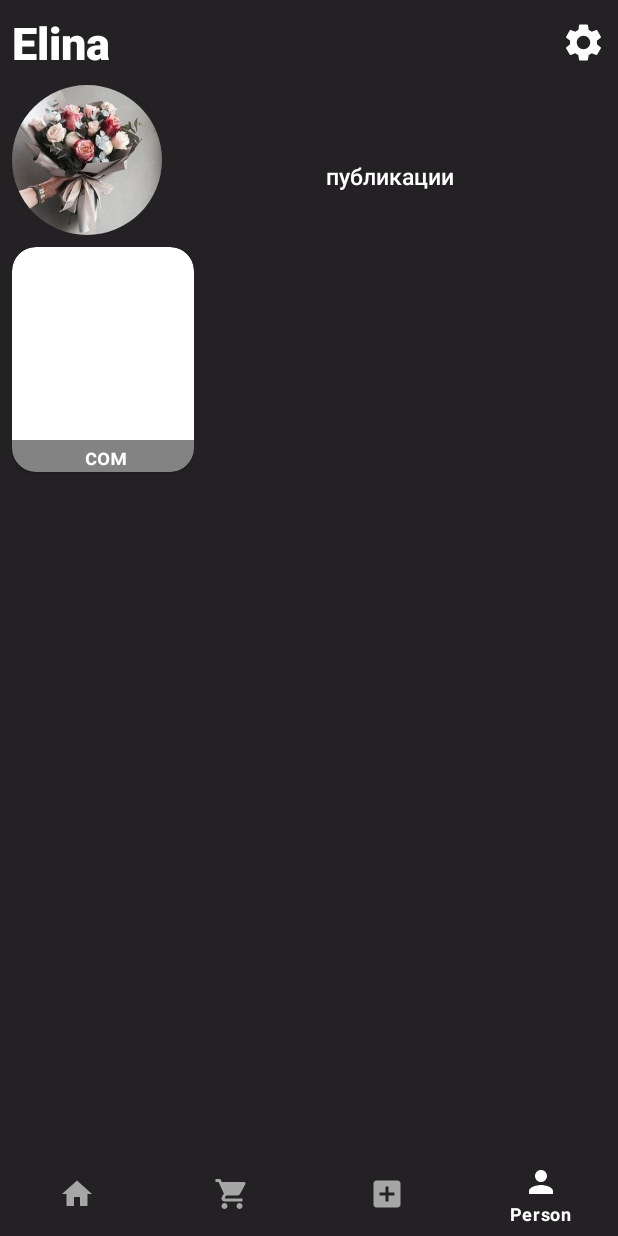
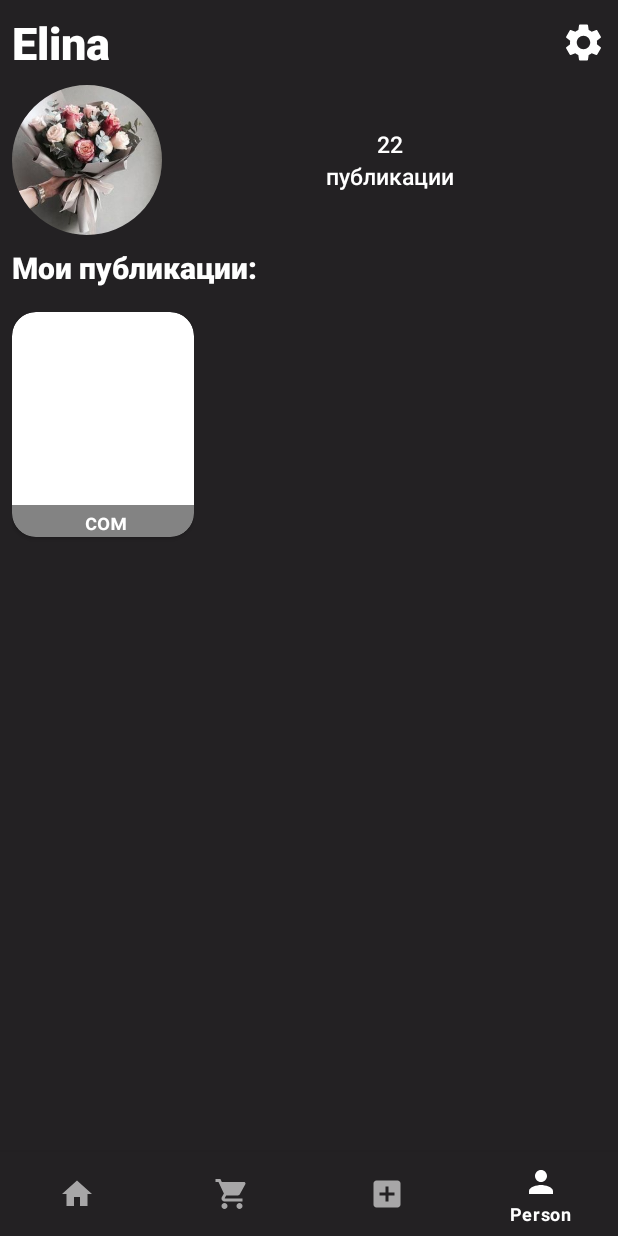
Before and after one commit to EllinaDev/ArtFlowers, an Android app: the SearchFragment screen opened through its navigation route, item 4 of the bottom bar chosen, on a phone screen of 412 x 824 dp. Run offline under Robolectric (Android 15) with nearby library versions, the phone set to English and light mode, and no system bars; our stand-ins replace Dagger/Hilt's generated code, Room's generated code, navigation-ui; pictures from the network do not load; 7 statements that could not run were skipped.

Commit message:
fix item flower account

```diff
--- a/app/src/main/res/layout/fragment_person.xml
+++ b/app/src/main/res/layout/fragment_person.xml
@@ -17,7 +17,7 @@
         android:textStyle="bold"
         app:layout_constraintStart_toStartOf="parent"
         app:layout_constraintTop_toTopOf="parent"
-        app:layout_constraintBottom_toTopOf="@id/linear"/>
+        app:layout_constraintBottom_toTopOf="@id/cons"/>
 
     <ImageView
         android:id="@+id/iv_settings"
@@ -31,7 +31,7 @@
 
 
     <androidx.constraintlayout.widget.ConstraintLayout
-        android:id="@+id/linear"
+        android:id="@+id/cons"
         android:layout_width="match_parent"
         android:layout_height="wrap_content"
         android:layout_marginTop="8dp"
@@ -66,7 +66,7 @@
                 android:layout_gravity="center"
                 android:textColor="@color/white"
                 android:textSize="15sp"
-                tools:text="22" />
+                android:text="22" />
 
             <TextView
                 android:layout_width="wrap_content"
@@ -75,10 +75,21 @@
                 android:textColor="@color/white"
                 android:textSize="15sp" />
         </LinearLayout>
+    </androidx.constraintlayout.widget.ConstraintLayout>
 
-
-
-    </androidx.constraintlayout.widget.ConstraintLayout>
+    <TextView
+        android:id="@+id/my_posts"
+        android:layout_width="match_parent"
+        android:layout_height="wrap_content"
+        android:text="Мои публикации:"
+        android:textColor="@color/white"
+        android:textStyle="bold"
+        android:textSize="20sp"
+        android:layout_margin="8dp"
+        app:layout_constraintTop_toBottomOf="@id/cons"
+        app:layout_constraintStart_toStartOf="parent"
+        app:layout_constraintEnd_toEndOf="parent"
+        app:layout_constraintBottom_toTopOf="@id/recycler_view"/>
 
     <androidx.recyclerview.widget.RecyclerView
         android:id="@+id/recycler_view"
@@ -87,7 +98,7 @@
         app:layout_constraintBottom_toBottomOf="parent"
         app:layout_constraintStart_toStartOf="parent"
         app:layout_constraintEnd_toEndOf="parent"
-        app:layout_constraintTop_toBottomOf="@id/linear"
+        app:layout_constraintTop_toBottomOf="@id/my_posts"
         tools:listitem="@layout/item_flower_account"
         app:spanCount="3"
         android:orientation="vertical"
--- a/app/src/main/res/layout/item_flower.xml
+++ b/app/src/main/res/layout/item_flower.xml
@@ -92,6 +92,7 @@
         android:textColor="@color/white"
         android:textSize="15sp"
         android:maxLines="1"
+        android:ellipsize="end"
         app:layout_constraintBottom_toTopOf="@id/btn_add_to_basket"
         app:layout_constraintEnd_toEndOf="@+id/cardView"
         app:layout_constraintStart_toStartOf="@+id/cardView"
--- a/app/src/main/res/layout/item_flower_account.xml
+++ b/app/src/main/res/layout/item_flower_account.xml
@@ -94,6 +94,8 @@
         android:layout_height="wrap_content"
         android:layout_margin="8dp"
         tools:text="101 rose"
+        android:maxLines="2"
+        android:ellipsize="end"
         android:textColor="@color/white"
         android:textSize="15sp"
         app:layout_constraintBottom_toBottomOf="parent"
```
Also changed, not shown: app/src/main/java/com/example/artflowersapp/ui/DetailFragment.kt (+6 -2 lines), app/src/main/res/layout/fragment_detail.xml (+10 -4 lines), app/src/main/res/layout/fragment_set_new_item.xml (+5 -5 lines).
